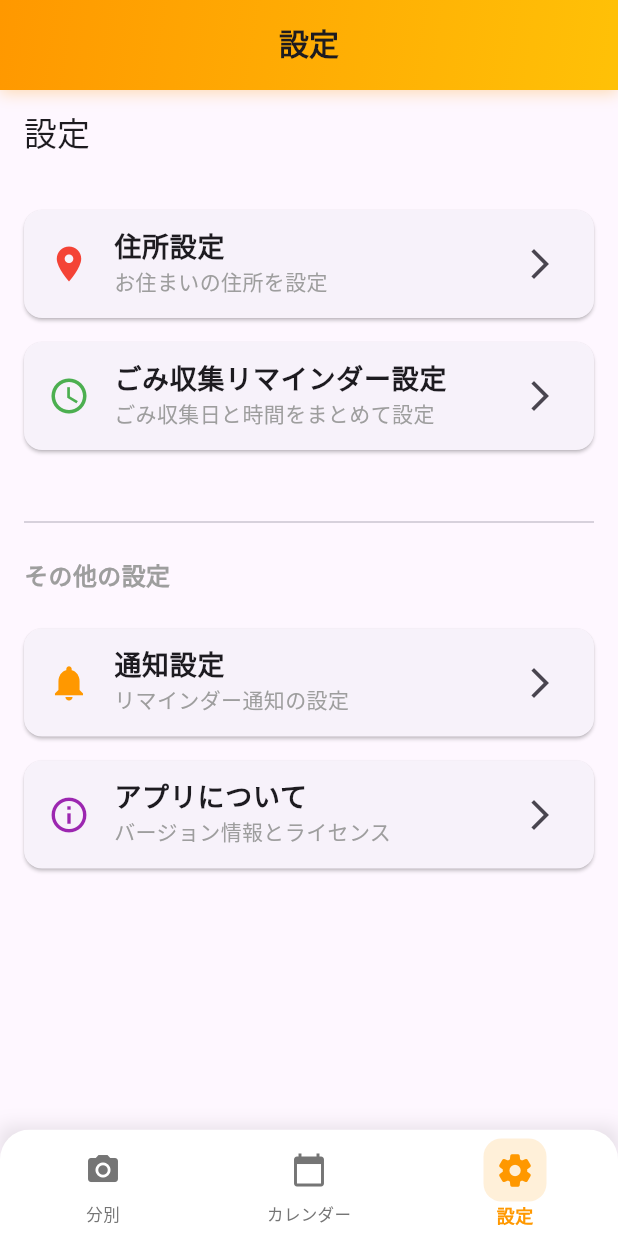
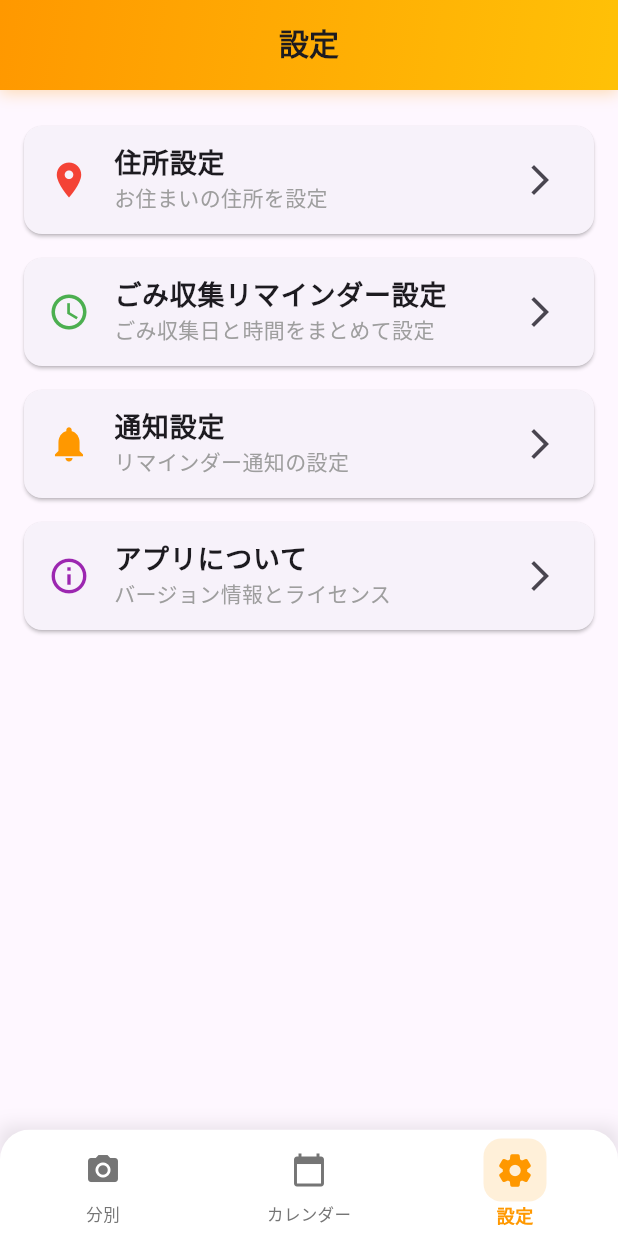
Before and after one commit to kainskains/garbage_app2, a Flutter app: the screen it shows after launch, swiped to page 3, on a phone screen of 412 x 824 dp. Run offline on Flutter 3.47's test engine with Material 3 defaults, Android fonts, the light colour scheme and no system bars; our stand-ins replace flutter_local_notifications, image_picker, shared_preferences, table_calendar, timezone; missing offline and left inert: tflite_flutter.

Commit message:
不要なタイトルバーを消した

```diff
--- a/lib/screens/calendar_screen.dart
+++ b/lib/screens/calendar_screen.dart
@@ -40,10 +40,7 @@
     final List<MapEntry<String, String?>> selectedDayGarbageInfo = _getGarbageInfoForDay(settingsProvider, _selectedDay ?? _focusedDay);
 
     return Scaffold(
-      appBar: AppBar(
-        title: const Text('ごみ収集カレンダー'),
-        backgroundColor: Colors.blueAccent,
-      ),
+
       body: SingleChildScrollView(
         child: Padding(
           padding: const EdgeInsets.all(16.0),
--- a/lib/screens/settings_screen.dart
+++ b/lib/screens/settings_screen.dart
@@ -2,7 +2,7 @@
 import 'package:flutter/material.dart';
 import 'package:garbage_app/screens/address_settings_screen.dart';
 import 'package:garbage_app/screens/reminder_settings_screen.dart';
-import 'package:garbage_app/screens/notification_settings_screen.dart'; // ★追加: 通知設定画面をインポート
+import 'package:garbage_app/screens/notification_settings_screen.dart';
 
 class SettingsScreen extends StatelessWidget {
   const SettingsScreen({super.key});
@@ -10,9 +10,7 @@
   @override
   Widget build(BuildContext context) {
     return Scaffold(
-      appBar: AppBar(
-        title: const Text('設定'),
-      ),
+
       body: ListView(
         padding: const EdgeInsets.all(16.0),
         children: [
@@ -68,23 +66,7 @@
             ),
           ),
 
-          const SizedBox(height: 32),
-
-          const Divider(thickness: 1),
-          const SizedBox(height: 16),
-
-          const Text(
-            'その他の設定',
-            style: TextStyle(
-              fontSize: 16,
-              fontWeight: FontWeight.bold,
-              color: Colors.grey,
-            ),
-          ),
-
-          const SizedBox(height: 16),
-
-          // ★変更: 通知設定画面への遷移を追加★
+          // 通知設定
           Card(
             margin: const EdgeInsets.symmetric(vertical: 8.0),
             child: ListTile(
@@ -103,7 +85,6 @@
               ),
               trailing: const Icon(Icons.arrow_forward_ios),
               onTap: () {
-                // 新しい通知設定画面へ遷移
                 Navigator.of(context).push(
                   MaterialPageRoute(builder: (context) => const NotificationSettingsScreen()),
                 );
@@ -111,6 +92,7 @@
             ),
           ),
 
+          // アプリについて
           Card(
             margin: const EdgeInsets.symmetric(vertical: 8.0),
             child: ListTile(
```
